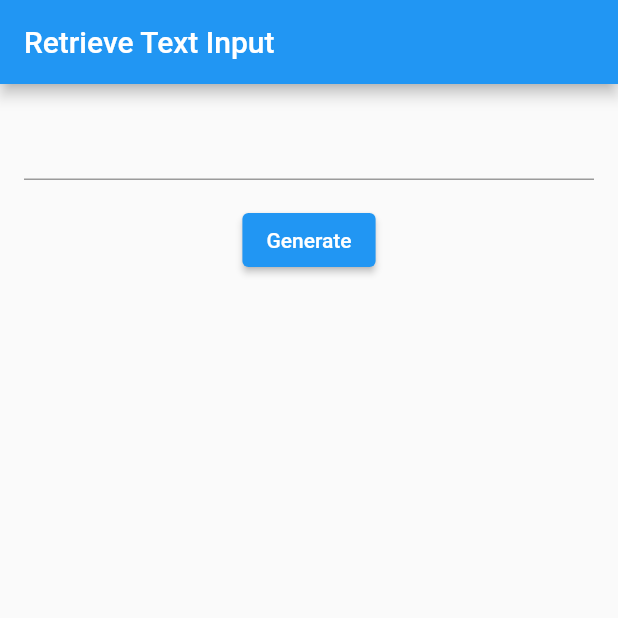
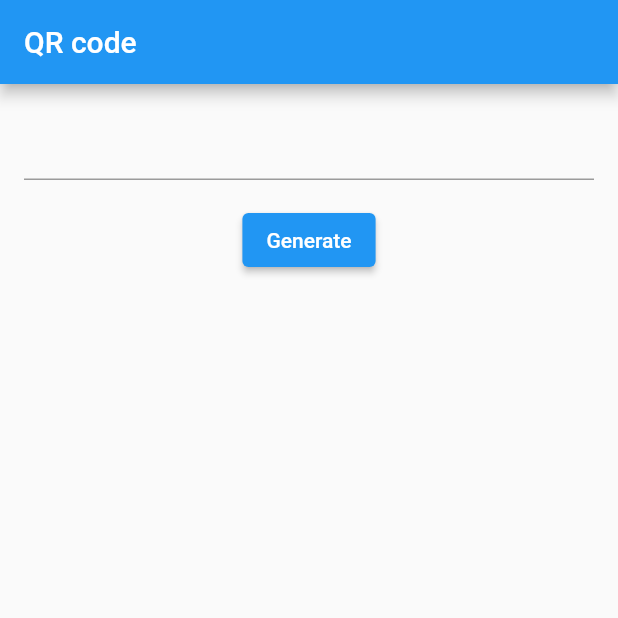
Before and after one commit to gnassro/qr_generator, a Flutter app: the screen it shows after launch, on a phone screen of 412 x 824 dp, the top half of it. Run offline on Flutter 3.47's test engine with Material 2 defaults, Android fonts, the phone set to English and light mode, and no system bars; our stand-ins replace qr_flutter.

Commit message:
first try

```diff
--- a/lib/main.dart
+++ b/lib/main.dart
@@ -9,7 +9,7 @@ class MyApp extends StatelessWidget {
   @override
   Widget build(BuildContext context) {
     return const MaterialApp(
-      title: 'Retrieve Text Input',
+      title: 'QR Generator',
       home: MyCustomForm(),
     );
   }
@@ -48,7 +48,7 @@ class _MyCustomFormState extends State<MyCustomForm> {
   Widget build(BuildContext context) {
     return Scaffold(
       appBar: AppBar(
-        title: const Text('Retrieve Text Input'),
+        title: const Text('QR code'),
       ),
       body: Column(
         children: [
```
